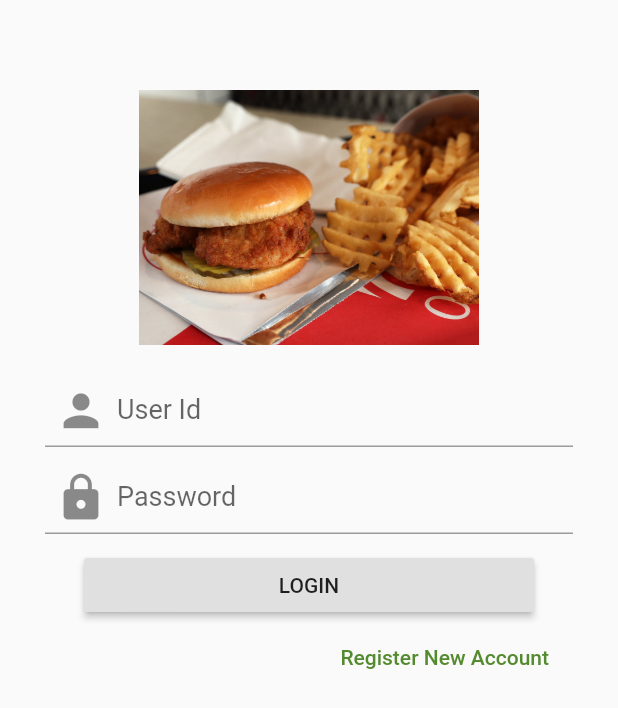
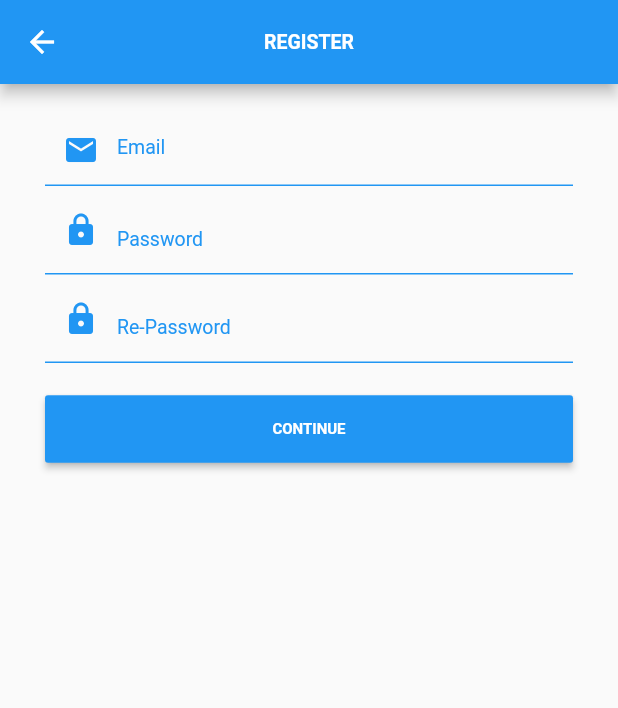
Before and after one commit to pumy2517/flutter_assignment, a Flutter app: the screen it shows after launch, after a tap on "Register New Account", on a phone screen of 412 x 824 dp. Shown: the top 708 px of the screen. Run offline on Flutter 3.47's test engine with Material 2 defaults, Android fonts, the phone set to English and light mode, and no system bars.

```diff
--- a/lib/main.dart
+++ b/lib/main.dart
@@ -1,5 +1,6 @@
 import 'package:flutter/material.dart';
 import './ui/login.dart';
+import './ui/register.dart';
 
 void main() => runApp(MyApp());
 
@@ -9,12 +10,12 @@ class MyApp extends StatelessWidget {
     return MaterialApp(
       title: 'Assignment1',
       theme: ThemeData(
-        primarySwatch: Colors.grey,
+        primarySwatch: Colors.blue,
       ),
-
       initialRoute: "/",
       routes: {
         "/": (context) => LoginScreen(),
+        "/register": (context) => RegisterScreen()
       },
     );
   }
--- a/lib/ui/login.dart
+++ b/lib/ui/login.dart
@@ -1,6 +1,6 @@
 import 'package:flutter/material.dart';
 import './register.dart';
-import './mainpage.dart';
+import './home.dart';
 
 class LoginScreen extends StatefulWidget {
   @override
@@ -12,11 +12,12 @@ class LoginScreen extends StatefulWidget {
 class LoginScreenState extends State<StatefulWidget> {
   TextEditingController username = new TextEditingController();
   TextEditingController password = new TextEditingController();
+  final _scaffoldKey = GlobalKey<ScaffoldState>();
 
   @override
   Widget build(BuildContext context) {
-    // TODO: implement build
     return Scaffold(
+      key: _scaffoldKey,
       resizeToAvoidBottomPadding: false,
       body: Padding(
         padding: const EdgeInsets.symmetric(horizontal: 30.0),
@@ -67,8 +68,14 @@ class LoginScreenState extends State<StatefulWidget> {
                   child: Text("LOGIN"),
                   onPressed: () {
                     if (username.text.isEmpty || password.text.isEmpty) {
+                      _scaffoldKey.currentState.showSnackBar(SnackBar(
+                        content: Text("กรุณาระบุ user or password"),
+                      ));
                     } else if (username.text == "admin" &&
                         password.text == "admin") {
+                      _scaffoldKey.currentState.showSnackBar(SnackBar(
+                        content: Text("user or password ไม่ถูกต้อง"),
+                      ));
                     } else {
                       Navigator.push(
                           context,
@@ -82,7 +89,12 @@ class LoginScreenState extends State<StatefulWidget> {
             Align(
               alignment: Alignment.centerRight,
               child: FlatButton(
-                onPressed: () {},
+                onPressed: () {
+                  Navigator.push(
+                      context,
+                      MaterialPageRoute(
+                          builder: (context) => RegisterScreen()));
+                },
                 child: Text("Register New Account"),
                 textColor: Colors.lightGreen[800],
               ),
--- a/lib/ui/register.dart
+++ b/lib/ui/register.dart
@@ -0,0 +1,115 @@
+import 'package:flutter/material.dart';
+import './login.dart';
+
+class RegisterScreen extends StatefulWidget {
+  @override
+  State<StatefulWidget> createState() {
+    // TODO: implement createState
+    return RegisterScreenState();
+  }
+}
+
+class RegisterScreenState extends State<StatefulWidget> {
+  TextEditingController email = new TextEditingController();
+  TextEditingController password = new TextEditingController();
+  TextEditingController repassword = new TextEditingController();
+  final _scaffoldKey = GlobalKey<ScaffoldState>();
+
+  @override
+  Widget build(BuildContext context) {
+    return Scaffold(
+      key: _scaffoldKey,
+      appBar: AppBar(
+        centerTitle: true,
+        title: Text(
+          "REGISTER",
+          style: TextStyle(fontSize: 13, fontWeight: FontWeight.bold),
+        ),
+      ),
+      body: Padding(
+        padding: const EdgeInsets.symmetric(horizontal: 30),
+        child: ListView(
+          children: <Widget>[
+            SizedBox(
+              height: 20,
+            ),
+            TextField(
+              keyboardType: TextInputType.emailAddress,
+              controller: email,
+              style: TextStyle(color: Colors.blue),
+              decoration: InputDecoration(
+                  hintText: "Email",
+                  enabledBorder: new UnderlineInputBorder(
+                      borderSide: new BorderSide(color: Colors.blue)),
+                  hintStyle: TextStyle(color: Colors.blue, fontSize: 13),
+                  prefixIcon: Icon(
+                    Icons.mail,
+                    color: Colors.blue,
+                  )),
+            ),
+            TextField(
+              controller: password,
+              style: TextStyle(color: Colors.blue, fontSize: 30),
+              obscureText: true,
+              decoration: InputDecoration(
+                  hintText: "Password",
+                  enabledBorder: new UnderlineInputBorder(
+                      borderSide: new BorderSide(color: Colors.blue)),
+                  hintStyle: TextStyle(color: Colors.blue, fontSize: 13),
+                  prefixIcon: Icon(
+                    Icons.lock,
+                    color: Colors.blue,
+                  )),
+            ),
+            TextField(
+              controller: repassword,
+              style: TextStyle(color: Colors.blue, fontSize: 30),
+              obscureText: true,
+              decoration: InputDecoration(
+                  hintText: "Re-Password",
+                  enabledBorder: new UnderlineInputBorder(
+                      borderSide: new BorderSide(color: Colors.blue)),
+                  hintStyle: TextStyle(color: Colors.blue, fontSize: 13),
+                  prefixIcon: Icon(
+                    Icons.lock,
+                    color: Colors.blue,
+                  )),
+            ),
+            SizedBox(
+              height: 20,
+            ),
+            ButtonTheme(
+              height: 45,
+              child: RaisedButton(
+                color: Colors.blue,
+                child: Text(
+                  "CONTINUE",
+                  style: TextStyle(
+                      color: Colors.white,
+                      fontSize: 10,
+                      fontWeight: FontWeight.bold),
+                ),
+                onPressed: () {
+                  if (email.text.isEmpty ||
+                      password.text.isEmpty ||
+                      repassword.text.isEmpty) {
+                    _scaffoldKey.currentState.showSnackBar(SnackBar(
+                      content: Text("กรุณาระบุข้อมูลให้ครบถ้วน"),
+                    ));
+                  } else if (email.text == "admin") {
+                    _scaffoldKey.currentState.showSnackBar(SnackBar(
+                      content: Text("user นี้มีอยู่ในระบบแล้ว"),
+                    ));
+                  } else {
+                    Navigator.push(context,
+                        MaterialPageRoute(builder: (context) => LoginScreen()));
+                  }
+                },
+              ),
+            )
+          ],
+        ),
+      ),
+    );
+  }
+}
```
Also changed, not shown: lib/ui/home.dart (added, +70 -0 lines), lib/ui/mainpage.dart (deleted, +0 -13 lines).
